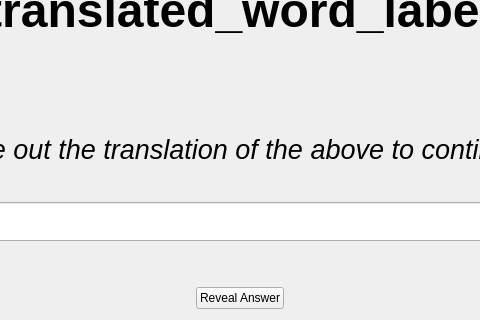
Qt form src/gui/quiz_typing_test.ui (tombranfield/spaced_repeating_vocabulary) before a commit; both pictures show x 87 to 567 and y 88 to 408 of the 653 by 408 pixel window.
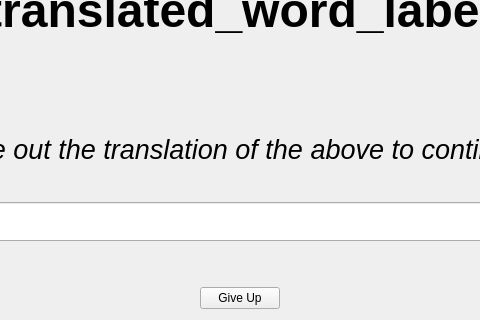
The same form after that commit.

Commit message: Fixed incorrect docstring and changed answer button text for quiz_typing_test

Diff of the .ui file:
```diff
--- a/src/gui/quiz_typing_test.ui
+++ b/src/gui/quiz_typing_test.ui
@@ -127,7 +127,7 @@
      <item>
       <widget class="QPushButton" name="reveal_answer_button">
        <property name="text">
-        <string>Reveal Answer</string>
+        <string>Give Up</string>
        </property>
       </widget>
      </item>
```
The commit also changes 1 other file.
